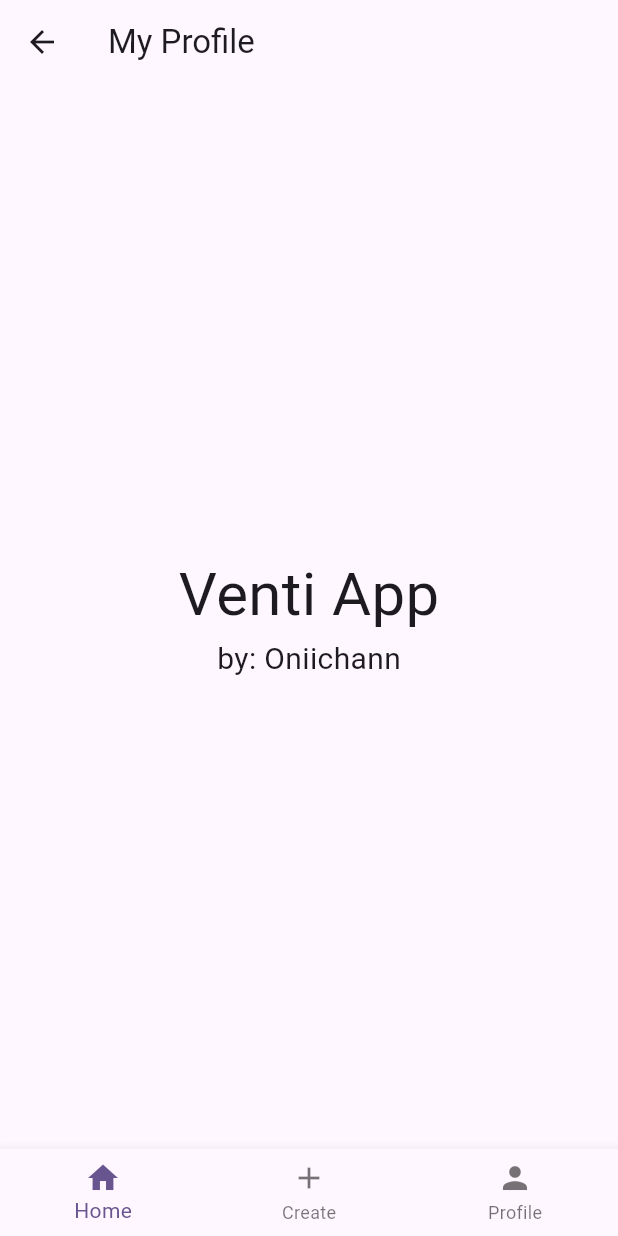
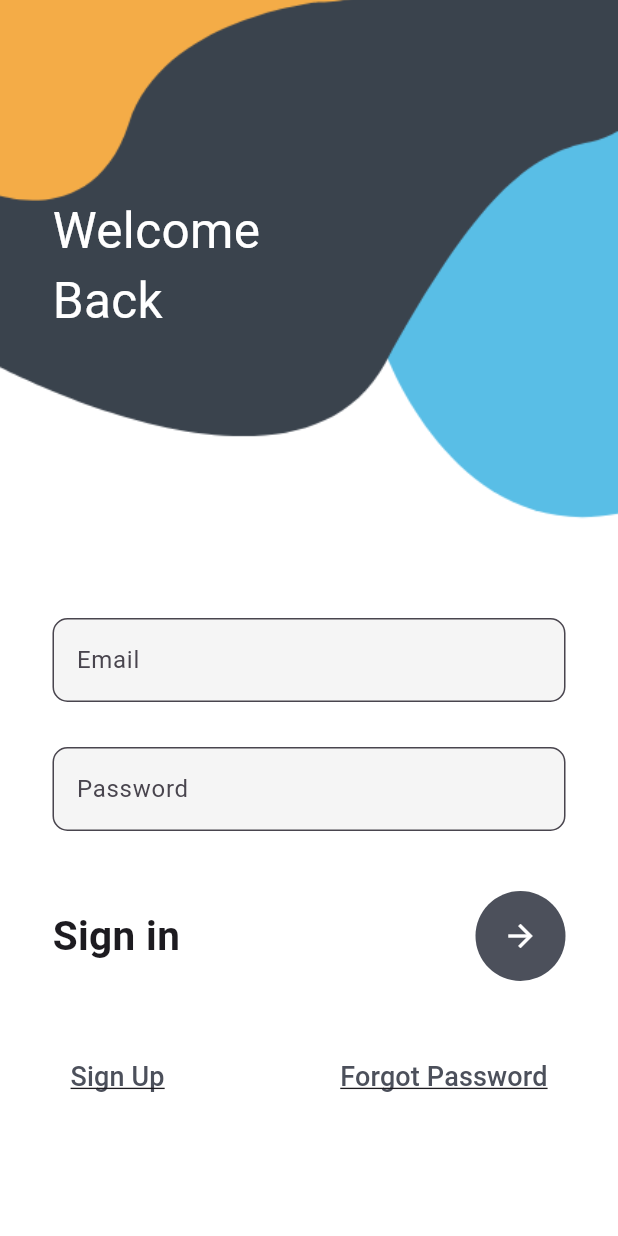
Before and after one commit to kmzR3/venti, a Flutter app: the screen it shows after launch, item 3 of the bottom bar chosen, on a phone screen of 412 x 824 dp. Run offline on Flutter 3.47's test engine with Material 2 defaults, Android fonts, the phone set to English and light mode, and no system bars.

Commit message:
Login and register pages

```diff
--- a/lib/main.dart
+++ b/lib/main.dart
@@ -1,6 +1,8 @@
 import 'package:flutter/material.dart';
 import 'package:venti/presentation/pages/home.dart';
+import 'package:venti/presentation/pages/login.dart';
 import 'package:venti/presentation/pages/profile.dart';
+import 'package:venti/presentation/pages/register.dart';
 
 void main() {
   runApp(const MyApp());
@@ -12,6 +14,7 @@
   @override
   Widget build(BuildContext context) {
     return MaterialApp(
+        debugShowCheckedModeBanner: false,
         title: 'Venti',
         theme: ThemeData(
           colorScheme: ColorScheme.fromSeed(seedColor: Colors.deepPurple),
@@ -21,6 +24,8 @@
         routes: {
           '/': (context) => const MyHomePage(),
           '/profile': (context) => const MyProfile(),
+          '/login': (context) => const MyLogin(),
+          '/register': (context) => const MyRegister(),
         });
   }
 }
--- a/lib/presentation/pages/home.dart
+++ b/lib/presentation/pages/home.dart
@@ -60,7 +60,7 @@
           } else if (index == 1) {
             // Navigator.pushNamed(context, '/create');
           } else if (index == 2) {
-            Navigator.pushNamed(context, '/profile');
+            Navigator.pushNamed(context, '/login');
           }
         },
       ),
--- /dev/null
+++ b/lib/presentation/pages/login.dart
@@ -0,0 +1,132 @@
+import 'package:flutter/material.dart';
+
+class MyLogin extends StatefulWidget {
+  const MyLogin({Key? key}) : super(key: key);
+
+  @override
+  _MyLoginState createState() => _MyLoginState();
+}
+
+class _MyLoginState extends State<MyLogin> {
+  @override
+  Widget build(BuildContext context) {
+    return Container(
+      decoration: const BoxDecoration(
+        image: DecorationImage(
+            image: AssetImage('assets/login.png'), fit: BoxFit.cover),
+      ),
+      child: Scaffold(
+        backgroundColor: Colors.transparent,
+        body: Stack(
+          children: [
+            Container(),
+            Container(
+              padding: const EdgeInsets.only(left: 35, top: 130),
+              child: const Text(
+                'Welcome\nBack',
+                style: TextStyle(color: Colors.white, fontSize: 33),
+              ),
+            ),
+            SingleChildScrollView(
+              child: Container(
+                padding: EdgeInsets.only(
+                    top: MediaQuery.of(context).size.height * 0.5),
+                child: Column(
+                  crossAxisAlignment: CrossAxisAlignment.start,
+                  children: [
+                    Container(
+                      margin: const EdgeInsets.only(left: 35, right: 35),
+                      child: Column(
+                        children: [
+                          TextField(
+                            style: const TextStyle(color: Colors.black),
+                            decoration: InputDecoration(
+                                fillColor: Colors.grey.shade100,
+                                filled: true,
+                                hintText: "Email",
+                                border: OutlineInputBorder(
+                                  borderRadius: BorderRadius.circular(10),
+                                )),
+                          ),
+                          const SizedBox(
+                            height: 30,
+                          ),
+                          TextField(
+                            style: const TextStyle(),
+                            obscureText: true,
+                            decoration: InputDecoration(
+                                fillColor: Colors.grey.shade100,
+                                filled: true,
+                                hintText: "Password",
+                                border: OutlineInputBorder(
+                                  borderRadius: BorderRadius.circular(10),
+                                )),
+                          ),
+                          const SizedBox(
+                            height: 40,
+                          ),
+                          Row(
+                            mainAxisAlignment: MainAxisAlignment.spaceBetween,
+                            children: [
+                              const Text(
+                                'Sign in',
+                                style: TextStyle(
+                                    fontSize: 27, fontWeight: FontWeight.w700),
+                              ),
+                              CircleAvatar(
+                                radius: 30,
+                                backgroundColor: const Color(0xff4c505b),
+                                child: IconButton(
+                                    color: Colors.white,
+                                    onPressed: () {},
+                                    icon: const Icon(
+                                      Icons.arrow_forward,
+                                    )),
+                              )
+                            ],
+                          ),
+                          const SizedBox(
+                            height: 40,
+                          ),
+                          Row(
+                            mainAxisAlignment: MainAxisAlignment.spaceBetween,
+                            children: [
+                              TextButton(
+                                onPressed: () {
+                                  Navigator.pushNamed(context, '/register');
+                                },
+                                style: const ButtonStyle(),
+                                child: const Text(
+                                  'Sign Up',
+                                  textAlign: TextAlign.left,
+                                  style: TextStyle(
+                                      decoration: TextDecoration.underline,
+                                      color: Color(0xff4c505b),
+                                      fontSize: 18),
+                                ),
+                              ),
+                              TextButton(
+                                  onPressed: () {},
+                                  child: const Text(
+                                    'Forgot Password',
+                                    style: TextStyle(
+                                      decoration: TextDecoration.underline,
+                                      color: Color(0xff4c505b),
+                                      fontSize: 18,
+                                    ),
+                                  )),
+                            ],
+                          )
+                        ],
+                      ),
+                    )
+                  ],
+                ),
+              ),
+            ),
+          ],
+        ),
+      ),
+    );
+  }
+}
--- a/lib/presentation/pages/profile.dart
+++ b/lib/presentation/pages/profile.dart
@@ -57,7 +57,7 @@
           } else if (index == 1) {
             // Navigator.pushNamed(context, '/create');
           } else if (index == 2) {
-            Navigator.pushNamed(context, '/profile');
+            Navigator.pushNamed(context, '/login');
           }
         },
       ),
--- a/pubspec.yaml
+++ b/pubspec.yaml
@@ -32,8 +32,6 @@
     sdk: flutter
   google_fonts: ^2.0.0
   intl: ^0.17.0
-  # firebase_core: ^latest_version
-  # firebase_database: ^latest_version
 
 
   # The following adds the Cupertino Icons font to your application.
@@ -63,7 +61,8 @@
   uses-material-design: true
 
   # To add assets to your application, add an assets section, like this:
-  # assets:
+  assets:
+    - assets/
   #   - images/a_dot_burr.jpeg
   #   - images/a_dot_ham.jpeg
 
```
Also changed, not shown: lib/presentation/pages/register.dart (added, +173 -0 lines), assets/login.png (added), assets/register.png (added), assets/tedc.png (added), lib/presentation/pages/sign_up.dart (deleted).
